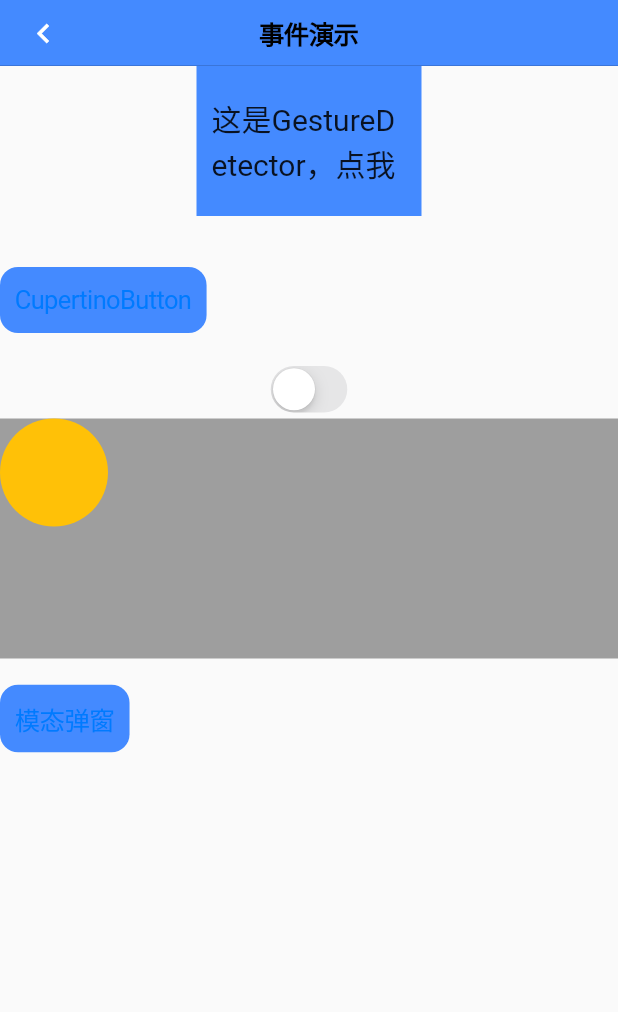
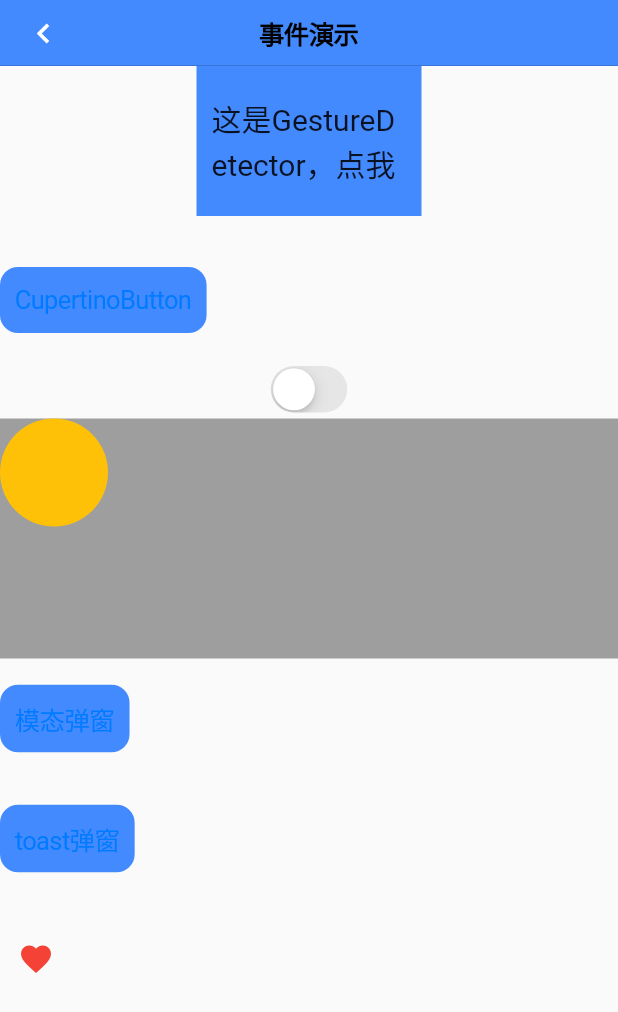
Before and after one commit to LINGLemon/lxf_flutter_demo, a Flutter app: the screen it shows after launch, after a tap on "Event", on a phone screen of 412 x 824 dp. Shown: the top 1012 px of the screen. Run offline on Flutter 3.47's test engine with Material 2 defaults, Android fonts, the light colour scheme and no system bars; our stand-ins replace cached_network_image, flutter_bloc, flutter_swiper_plus, fluttertoast; network calls fail.

Commit message:
提交icon、icon button的示例

```diff
--- a/lib/pages/example/event_example_page.dart
+++ b/lib/pages/example/event_example_page.dart
@@ -174,7 +174,8 @@ class EventExamplePageState extends State<EventExamplePage> {
                           //打开新的Widget 的时间
                           transitionDuration: Duration(milliseconds: 1000),
                           //关闭新的Widget 的时间
-                          reverseTransitionDuration: Duration(milliseconds: 1000),
+                          reverseTransitionDuration:
+                              Duration(milliseconds: 1000),
                         ),
                         builder: (BuildContext context) {
                           //显示的Widget
@@ -193,12 +194,60 @@ class EventExamplePageState extends State<EventExamplePage> {
                                   Navigator.of(context).pop();
                                 },
                                 child: Center(
-                                  child: Image.asset("assets/images/img_profile_02_nol.png"),
+                                  child: Image.asset(
+                                      "assets/images/img_profile_02_nol.png"),
                                 ),
                               ),
                             ),
                           );
                         },
+                      );
+                    },
+                  ),
+                ],
+              ),
+            ),
+            SizedBox(
+              height: 80,
+              child: Row(
+                children: [
+                  CupertinoButton(
+                    child: Row(
+                      children: const [
+                        // Icon(Icons.radio_button_checked),
+                        // Padding(padding: EdgeInsets.all(5)),
+                        Text("toast弹窗"),
+                      ],
+                    ),
+                    color: Colors.blueAccent,
+                    padding: const EdgeInsets.all(10),
+                    disabledColor: Colors.grey,
+                    onPressed: () {
+                      Fluttertoast.showToast(
+                        msg: "这是一个toast",
+                        toastLength: Toast.LENGTH_SHORT,
+                        gravity: ToastGravity.CENTER,
+                      );
+                    },
+                  ),
+                ],
+              ),
+            ),
+            SizedBox(
+              height: 80,
+              child: Row(
+                children: [
+                  IconButton(
+                    icon: const Icon(
+                      Icons.favorite,
+                      color: Colors.red,
+                      size: 24,
+                    ),
+                    onPressed: () {
+                      Fluttertoast.showToast(
+                        msg: "这是一个IconButton",
+                        toastLength: Toast.LENGTH_SHORT,
+                        gravity: ToastGravity.CENTER,
                       );
                     },
                   ),
```
Also changed, not shown: lib/pages/example/image_example_page.dart (+17 -2 lines), pubspec.lock, 1 other file.
